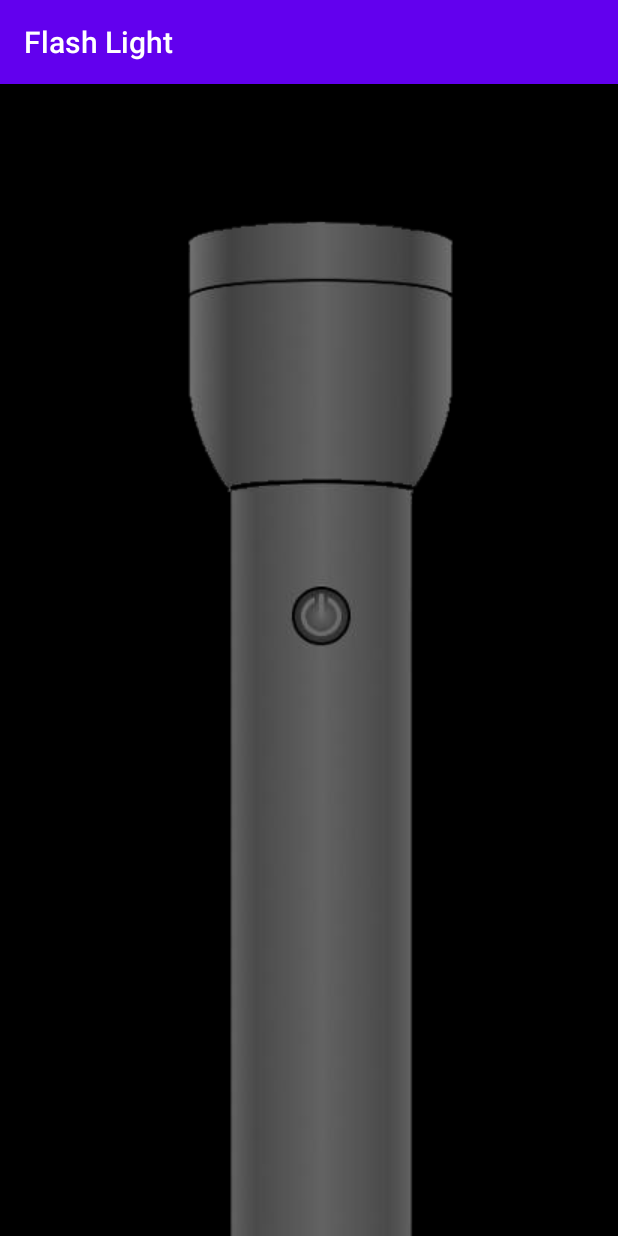
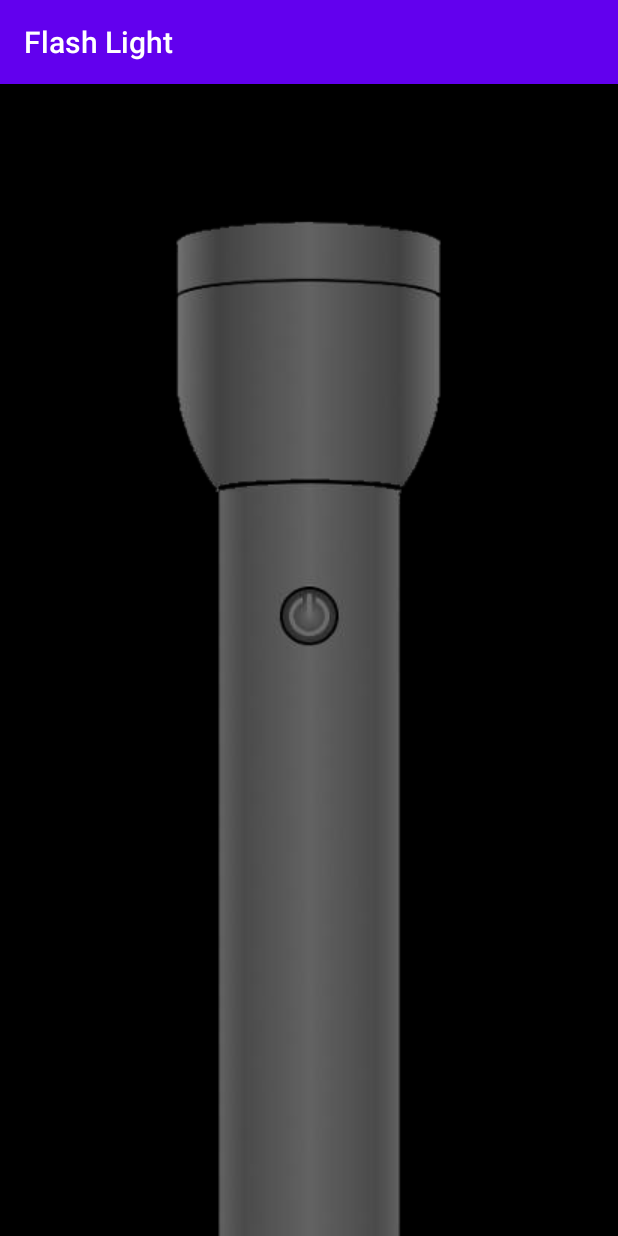
Before and after one commit to AkilaUd96/FlashLight, an Android app: the screen it shows after launch (MainActivity), on a phone screen of 412 x 824 dp. Run offline under Robolectric (Android 15) with nearby library versions, the phone set to English and light mode, and no system bars; libraries missing offline, so code that uses them is left out: com.karumi.dexter; 1 statement that could not run was skipped.

Commit message:
Added App icon

```diff
--- a/app/src/main/res/layout/activity_main.xml
+++ b/app/src/main/res/layout/activity_main.xml
@@ -17,11 +17,11 @@
         android:layout_alignParentEnd="true"
         android:layout_alignParentRight="true"
         android:layout_alignParentBottom="true"
-        android:layout_marginStart="46dp"
-        android:layout_marginLeft="46dp"
+        android:layout_marginStart="38dp"
+        android:layout_marginLeft="38dp"
         android:layout_marginTop="-70dp"
-        android:layout_marginEnd="29dp"
-        android:layout_marginRight="29dp"
+        android:layout_marginEnd="37dp"
+        android:layout_marginRight="37dp"
         android:layout_marginBottom="-117dp"
         android:background="@android:color/black"
         android:src="@drawable/torch_off">
--- a/app/src/main/res/mipmap-anydpi-v26/ic_launcher.xml
+++ b/app/src/main/res/mipmap-anydpi-v26/ic_launcher.xml
@@ -1,5 +1,5 @@
 <?xml version="1.0" encoding="utf-8"?>
 <adaptive-icon xmlns:android="http://schemas.android.com/apk/res/android">
-    <background android:drawable="@drawable/ic_launcher_background" />
-    <foreground android:drawable="@drawable/ic_launcher_foreground" />
+    <background android:drawable="@color/ic_launcher_background"/>
+    <foreground android:drawable="@mipmap/ic_launcher_foreground"/>
 </adaptive-icon>
--- a/app/src/main/res/mipmap-anydpi-v26/ic_launcher_round.xml
+++ b/app/src/main/res/mipmap-anydpi-v26/ic_launcher_round.xml
@@ -1,5 +1,5 @@
 <?xml version="1.0" encoding="utf-8"?>
 <adaptive-icon xmlns:android="http://schemas.android.com/apk/res/android">
-    <background android:drawable="@drawable/ic_launcher_background" />
-    <foreground android:drawable="@drawable/ic_launcher_foreground" />
+    <background android:drawable="@color/ic_launcher_background"/>
+    <foreground android:drawable="@mipmap/ic_launcher_foreground"/>
 </adaptive-icon>
--- /dev/null
+++ b/app/src/main/res/values/ic_launcher_background.xml
@@ -0,0 +1,4 @@
+<?xml version="1.0" encoding="utf-8"?>
+<resources>
+    <color name="ic_launcher_background">#6B84DC</color>
+</resources>
```
Also changed, not shown: app/src/main/ic_launcher-playstore.png (added), app/src/main/res/mipmap-hdpi/ic_launcher.png, app/src/main/res/mipmap-hdpi/ic_launcher_foreground.png (added), app/src/main/res/mipmap-hdpi/ic_launcher_round.png, app/src/main/res/mipmap-mdpi/ic_launcher.png, app/src/main/res/mipmap-mdpi/ic_launcher_foreground.png (added), app/src/main/res/mipmap-mdpi/ic_launcher_round.png, app/src/main/res/mipmap-xhdpi/ic_launcher.png, app/src/main/res/mipmap-xhdpi/ic_launcher_foreground.png (added), app/src/main/res/mipmap-xhdpi/ic_launcher_round.png, app/src/main/res/mipmap-xxhdpi/ic_launcher.png, app/src/main/res/mipmap-xxhdpi/ic_launcher_foreground.png (added), app/src/main/res/mipmap-xxhdpi/ic_launcher_round.png, app/src/main/res/mipmap-xxxhdpi/ic_launcher.png, 2 more files.
